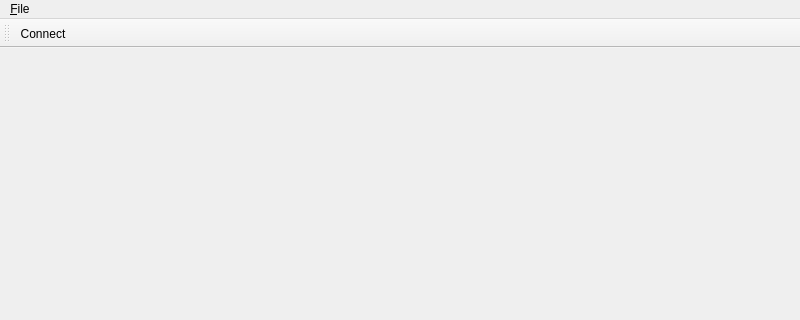
Old version of the form GUI/QuantServerMainWindow.ui in the repository geneidy/QuantServer; both pictures show x 0 to 800 and y 0 to 320 of the 800 by 600 pixel window.
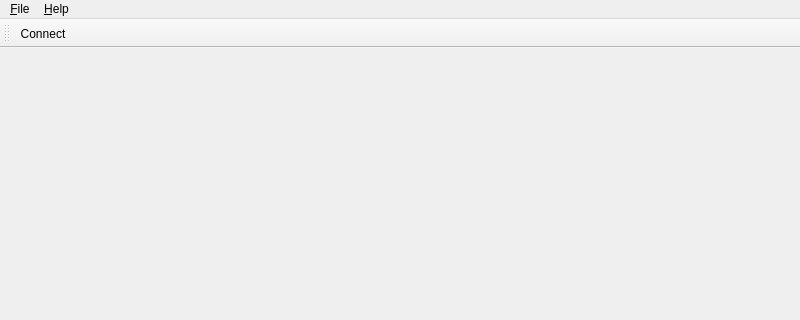
New version of the form. Icons and pictures are not drawn.

Patch:
```diff
--- a/GUI/QuantServerMainWindow.ui
+++ b/GUI/QuantServerMainWindow.ui
@@ -30,7 +30,14 @@
     <addaction name="separator"/>
     <addaction name="action_Quit"/>
    </widget>
+   <widget class="QMenu" name="menu_Help">
+    <property name="title">
+     <string>&amp;Help</string>
+    </property>
+    <addaction name="action_About"/>
+   </widget>
    <addaction name="menu_File"/>
+   <addaction name="menu_Help"/>
   </widget>
   <widget class="QStatusBar" name="statusbar"/>
   <widget class="QToolBar" name="toolBar">
```
Left out of the diff: 10 changed lines with no effect on the pictures.
